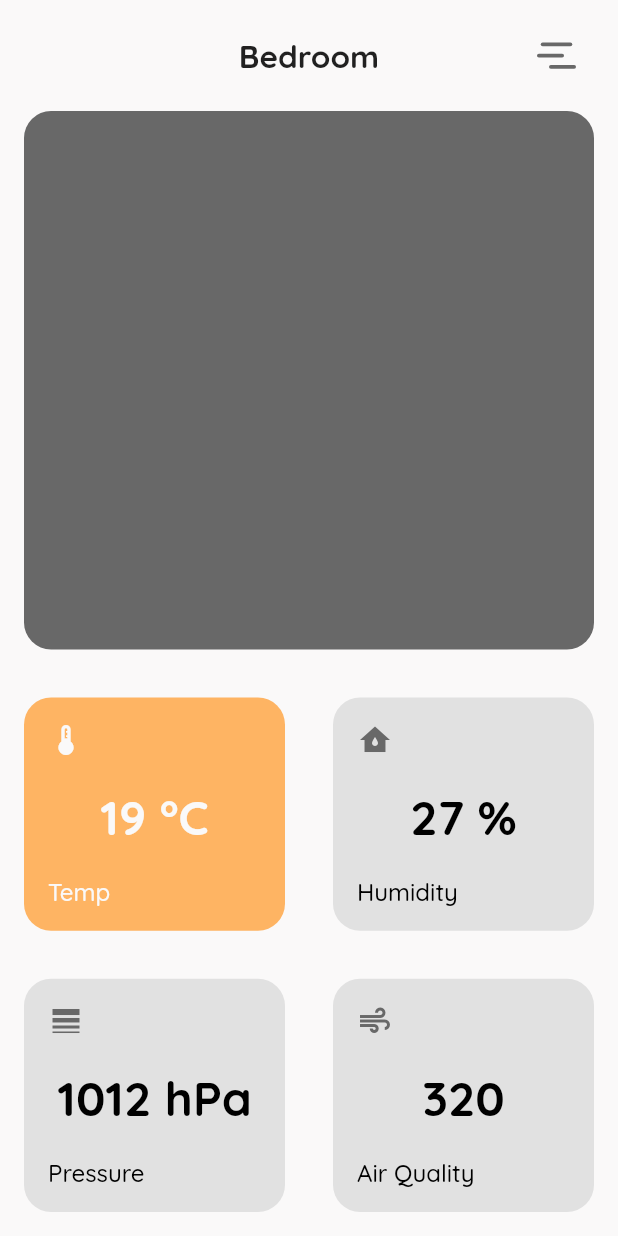
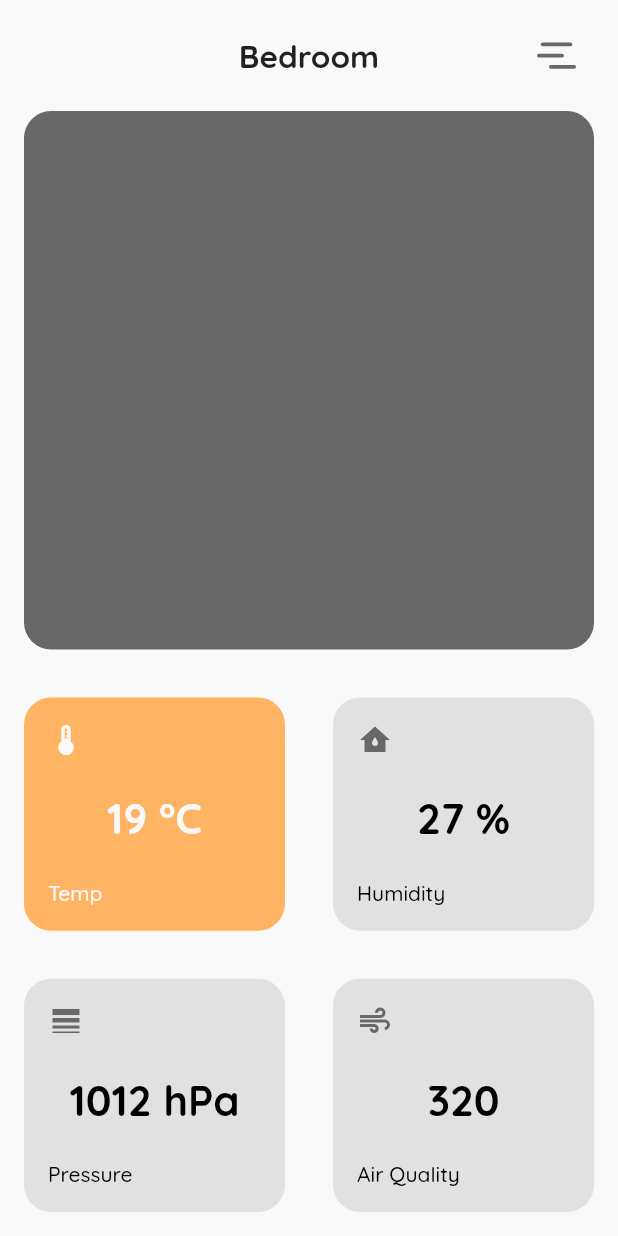
Before and after one commit to luuuuk/home-data, a Flutter app: the screen it shows after launch, on a phone screen of 412 x 824 dp. Run offline on Flutter 3.47's test engine with Material 2 defaults, Android fonts, the phone set to English and light mode, and no system bars; our stand-ins replace google_fonts.

Commit message:
fix: overflow on small screens

```diff
--- a/home_data/lib/widgets/info_card.dart
+++ b/home_data/lib/widgets/info_card.dart
@@ -43,7 +43,7 @@ class InfoCardWidget extends StatelessWidget {
                       value,
                       overflow: TextOverflow.ellipsis,
                       style: GoogleFonts.quicksand(
-                        fontSize: 32,
+                        fontSize: 28,
                         fontWeight: FontWeight.bold,
                         color: textColor,
                       ),
@@ -54,7 +54,7 @@ class InfoCardWidget extends StatelessWidget {
               Text(
                 title,
                 style: GoogleFonts.quicksand(
-                  fontSize: 16,
+                  fontSize: 14,
                   fontWeight: FontWeight.w500,
                   color: textColor,
                 ),
```
